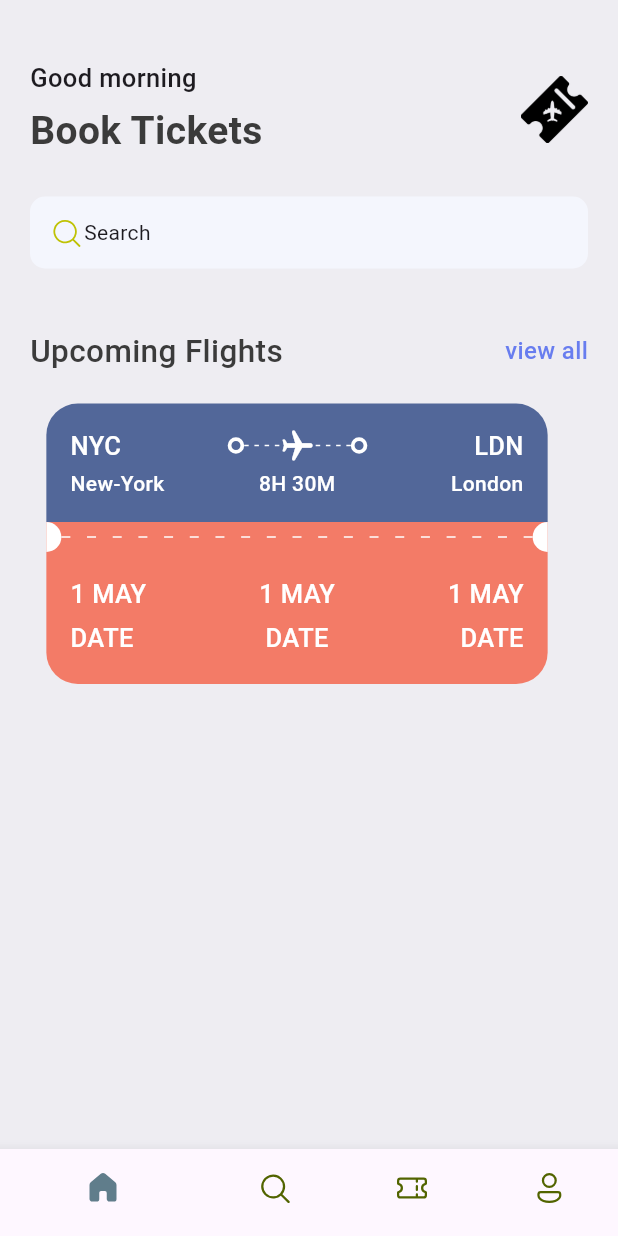
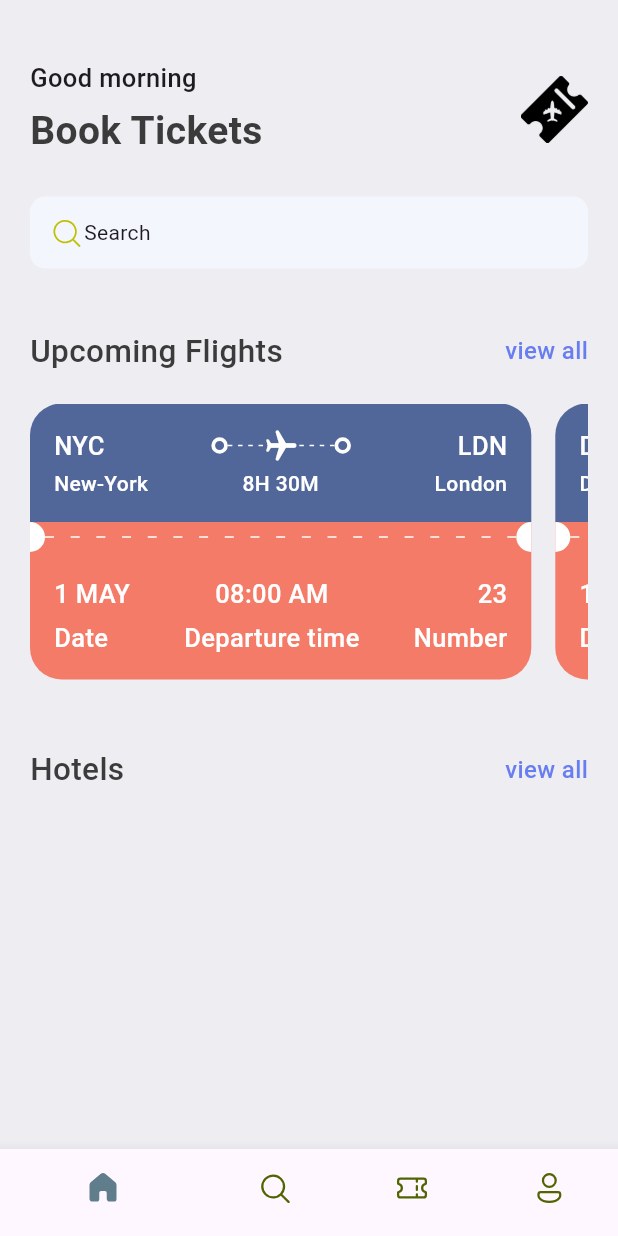
Before and after one commit to KADDOURISAAD/Tickets_app, a Flutter app: the screen it shows after launch, on a phone screen of 412 x 824 dp. Run offline on Flutter 3.47's test engine with Material 3 defaults, Android fonts, the phone set to English and light mode, and no system bars; our stand-ins replace fluentui_system_icons.

Commit message:
inistial commit

```diff
--- a/lib/base/res/styles/app_styles.dart
+++ b/lib/base/res/styles/app_styles.dart
@@ -16,6 +16,7 @@ class AppStyles {
   static TextStyle headlineStyle3 = const TextStyle(
     fontSize: 17,
     fontWeight: FontWeight.w500,
+
   );
   static TextStyle headlineStyle2 = TextStyle(
     fontSize: 21,
@@ -25,5 +26,6 @@ class AppStyles {
   static TextStyle headlineStyle4 = const TextStyle(
     fontSize: 14,
     fontWeight: FontWeight.w500,
+
   );
 }
--- /dev/null
+++ b/lib/base/utils/app_json.dart
@@ -0,0 +1,226 @@
+List<Map<String, dynamic>> ticketList = [
+  {
+    'from': {
+      'code': "NYC",
+      'name': "New-York"
+    },
+    'to': {
+      'code': "LDN",
+      'name': "London"
+    },
+    'flying_time': '8H 30M',
+    'date': "1 MAY",
+    'departure_time': "08:00 AM",
+    "number": 23
+  },
+  {
+    'from': {
+      'code': "DK",
+      'name': "Dhaka"
+    },
+    'to': {
+      'code': "SH",
+      'name': "Shanghai"
+    },
+    'flying_time': '4H 20M',
+    'date': "10 MAY",
+    'departure_time': "09:00 AM",
+    "number": 45
+  },
+  {
+    'from': {
+      'code': "SYD",
+      'name': "Sydney"
+    },
+    'to': {
+      'code': "MEL",
+      'name': "Melbourne"
+    },
+    'flying_time': '1H 25M',
+    'date': "20 MAY",
+    'departure_time': "02:00 PM",
+    "number": 89
+  },
+  {
+    'from': {
+      'code': "DEL",
+      'name': "Delhi"
+    },
+    'to': {
+      'code': "BOM",
+      'name': "Mumbai"
+    },
+    'flying_time': '2H 15M',
+    'date': "25 MAY",
+    'departure_time': "07:00 AM",
+    "number": 12
+  },
+  {
+    'from': {
+      'code': "PAR",
+      'name': "Paris"
+    },
+    'to': {
+      'code': "BER",
+      'name': "Berlin"
+    },
+    'flying_time': '1H 50M',
+    'date': "30 MAY",
+    'departure_time': "05:30 PM",
+    "number": 55
+  },
+  {
+    'from': {
+      'code': "JNB",
+      'name': "Johannesburg"
+    },
+    'to': {
+      'code': "CPT",
+      'name': "Cape Town"
+    },
+    'flying_time': '2H 00M',
+    'date': "5 JUN",
+    'departure_time': "09:45 AM",
+    "number": 78
+  },
+  {
+    'from': {
+      'code': "SIN",
+      'name': "Singapore"
+    },
+    'to': {
+      'code': "HK",
+      'name': "Hong Kong"
+    },
+    'flying_time': '3H 45M',
+    'date': "10 JUN",
+    'departure_time': "06:00 PM",
+    "number": 32
+  },
+  {
+    'from': {
+      'code': "NYC",
+      'name': "New-York"
+    },
+    'to': {
+      'code': "AMS",
+      'name': "Amsterdam"
+    },
+    'flying_time': '7H 15M',
+    'date': "12 JUN",
+    'departure_time': "11:00 AM",
+    "number": 77
+  },
+  {
+    'from': {
+      'code': "RIO",
+      'name': "Rio de Janeiro"
+    },
+    'to': {
+      'code': "SCL",
+      'name': "Santiago"
+    },
+    'flying_time': '4H 10M',
+    'date': "18 JUN",
+    'departure_time': "08:30 AM",
+    "number": 84
+  },
+  {
+    'from': {
+      'code': "BKK",
+      'name': "Bangkok"
+    },
+    'to': {
+      'code': "SGN",
+      'name': "Ho Chi"
+    },
+    'flying_time': '1H 25M',
+    'date': "25 JUN",
+    'departure_time': "03:00 PM",
+    "number": 90
+  },
+  {
+    'from': {
+      'code': "ROM",
+      'name': "Rome"
+    },
+    'to': {
+      'code': "ATH",
+      'name': "Athens"
+    },
+    'flying_time': '2H 10M',
+    'date': "28 JUN",
+    'departure_time': "09:00 AM",
+    "number": 31
+  },
+  {
+    'from': {
+      'code': "MEX",
+      'name': "Mexico"
+    },
+    'to': {
+      'code': "LIM",
+      'name': "Lima"
+    },
+    'flying_time': '5H 30M',
+    'date': "3 JUL",
+    'departure_time': "07:00 PM",
+    "number": 47
+  },
+  {
+    'from': {
+      'code': "IST",
+      'name': "Istanbul"
+    },
+    'to': {
+      'code': "CAI",
+      'name': "Cairo"
+    },
+    'flying_time': '2H 45M',
+    'date': "8 JUL",
+    'departure_time': "11:00 AM",
+    "number": 64
+  },
+  {
+    'from': {
+      'code': "BOM",
+      'name': "Mumbai"
+    },
+    'to': {
+      'code': "DXB",
+      'name': "Dubai"
+    },
+    'flying_time': '3H 10M',
+    'date': "12 JUL",
+    'departure_time': "05:30 AM",
+    "number": 96
+  },
+  {
+    'from': {
+      'code': "TOR",
+      'name': "Toronto"
+    },
+    'to': {
+      'code': "MIA",
+      'name': "Miami"
+    },
+    'flying_time': '3H 35M',
+    'date': "16 JUL",
+    'departure_time': "01:00 PM",
+    "number": 22
+  },
+  {
+    'from': {
+      'code': "ZRH",
+      'name': "Zurich"
+    },
+    'to': {
+      'code': "FCO",
+      'name': "Rome"
+    },
+    'flying_time': '1H 35M',
+    'date': "22 JUL",
+    'departure_time': "09:15 AM",
+    "number": 19
+  }
+];
--- a/lib/base/widgets/app_double_text.dart
+++ b/lib/base/widgets/app_double_text.dart
@@ -1,10 +1,12 @@
 import 'package:flutter/material.dart';
 import 'package:ticket_app/base/res/styles/app_styles.dart';
+import 'package:ticket_app/screens/all_tickets.dart';
 
 class AppDoubleText extends StatelessWidget {
-  const AppDoubleText({super.key, required this.bigText, required this.smallText});
+  const AppDoubleText({super.key, required this.bigText, required this.smallText, required this.func});
   final String bigText;
   final String smallText;
+  final VoidCallback func;
 
   @override
   Widget build(BuildContext context) {
@@ -13,7 +15,7 @@ class AppDoubleText extends StatelessWidget {
       children: [
         Text(bigText, style:AppStyles.headlineStyle2,),
         InkWell(
-          onTap:(){} ,
+          onTap: func,
           child: Text(smallText, style:AppStyles.textStyle.copyWith(
             color: AppStyles.primaryColor,
           ),),
--- a/lib/base/widgets/text_style_fourth.dart
+++ b/lib/base/widgets/text_style_fourth.dart
@@ -11,6 +11,7 @@ class TextStyleFourth extends StatelessWidget {
   Widget build(BuildContext context) {
     return  Text(
       text,
+
       textAlign: align,
       style: AppStyles.headlineStyle4.copyWith(
         color: Colors.white,
--- a/lib/base/widgets/ticket_view.dart
+++ b/lib/base/widgets/ticket_view.dart
@@ -8,7 +8,9 @@ import 'package:ticket_app/base/widgets/text_style_fourth.dart';
 import 'package:ticket_app/base/widgets/text_style_third.dart';
 
 class TicketView extends StatelessWidget {
-  const TicketView({super.key});
+  final Map<String,dynamic> ticket;
+  final bool wholeScreen;
+  const TicketView({super.key, required this.ticket,  this.wholeScreen=false});
 
   @override
   Widget build(BuildContext context) {
@@ -17,7 +19,7 @@ class TicketView extends StatelessWidget {
       width: size.width * 0.85,
       height: 189,
       child: Container(
-        margin: const EdgeInsets.only(right: 16),
+        margin:  EdgeInsets.only(right: wholeScreen==true?0:16 ),
         child: Column(
           children: [
             // Blue Part of th ticketr
@@ -34,9 +36,10 @@ class TicketView extends StatelessWidget {
                   // Show departure and destination with icons first line
                   Row(
                     children: [
-                      const TextStyleThird(
-                        text: "NYC",
+                       TextStyleThird(
+                        text: ticket["from"]["code"],
                       ),
+                      // ticket Icon
                       Expanded(
                         child: Container(),
                       ),
@@ -66,8 +69,8 @@ class TicketView extends StatelessWidget {
                       Expanded(
                         child: Container(),
                       ),
-                      const TextStyleThird(
-                        text: "LDN",
+                       TextStyleThird(
+                        text: ticket["to"]["code"],
                       ),
                     ],
                   ),
@@ -77,25 +80,25 @@ class TicketView extends StatelessWidget {
                   // Show departure and destination names with time
                   Row(
                     children: [
-                      const SizedBox(
+                       SizedBox(
                         width: 100,
                         child: TextStyleFourth(
-                          text: "New-York",
+                          text: ticket["from"]["name"],
                         ),
                       ),
                       Expanded(
                         child: Container(),
                       ),
-                      const TextStyleFourth(
-                        text: "8H 30M",
+                        TextStyleFourth(
+                        text: ticket["flying_time"],
                       ),
                       Expanded(
                         child: Container(),
                       ),
-                      const SizedBox(
+                       SizedBox(
                         width: 100,
                         child: TextStyleFourth(
-                          text: "London",
+                          text: ticket["to"]["name"],
                           align: TextAlign.end,
                         ),
                       ),
@@ -132,67 +135,18 @@ class TicketView extends StatelessWidget {
                     bottomRight: Radius.circular(21),
                     bottomLeft: Radius.circular(21)),
               ),
-              child: const Column(
+              child:  Column(
                 children: [
                   // Show departure and destination with icons first line
+                  // Show departure and destination names with time
                   Row(
                     mainAxisAlignment: MainAxisAlignment.spaceBetween,
                     children: [
-                      AppColumnTextLayout(alignment: CrossAxisAlignment.start,topText: "1 MAY",bottomText: "DATE",),
-                      AppColumnTextLayout(alignment: CrossAxisAlignment.center,topText: "1 MAY",bottomText: "DATE",),
-                      AppColumnTextLayout(alignment: CrossAxisAlignment.end,topText: "1 MAY",bottomText: "DATE",),
-                     /* Expanded(
-                        child: Container(),
-                      ),
-                      Text(
-                        "08:00 AM",
-                        style: AppStyles.headlineStyle3.copyWith(
-                          color: Colors.white,
-                        ),
-                      ),
-                      Expanded(
-                        child: Container(),
-                      ),
-                      Text(
-                        "23",
-                        style: AppStyles.headlineStyle3.copyWith(
-                          color: Colors.white,
-                        ),
-                      ),*/
+                      AppColumnTextLayout(alignment: CrossAxisAlignment.start,topText: ticket["date"],bottomText: "Date",),
+                      AppColumnTextLayout(alignment: CrossAxisAlignment.center,topText: ticket["departure_time"],bottomText: "Departure time",),
+                      AppColumnTextLayout(alignment: CrossAxisAlignment.end,topText: ticket["number"].toString(),bottomText: "Number",),
                     ],
                   ),
-                  SizedBox(
-                    height: 3,
-                  ),
-                  // Show departure and destination names with time
-                  /*Row(
-                    children: [
-                      Text(
-                        "Date",
-                        style: AppStyles.headlineStyle3.copyWith(
-                          color: Colors.white,
-                        ),
-                      ),
-                      Expanded(
-                        child: Container(),
-                      ),
-                      Text(
-                        "Departure time",
-                        style: AppStyles.headlineStyle3.copyWith(
-                          color: Colors.white,
-                        ),
-                      ),
-                      Expanded(
-                        child: Container(),
-                      ),
-                      Text(
-                        "Number",
-                        style: AppStyles.headlineStyle3.copyWith(
-                          color: Colors.white,
-                        ),
-                      ),
-                    ],
-                  ),*/
                 ],
               ),
             ),
--- a/lib/main.dart
+++ b/lib/main.dart
@@ -1,4 +1,5 @@
 import 'package:flutter/material.dart';
+import 'package:ticket_app/screens/all_tickets.dart';
 
 import 'base/bottom_nav_bar.dart';
 
@@ -11,9 +12,12 @@ class MyApp extends StatelessWidget {
 
   @override
   Widget build(BuildContext context) {
-    return MaterialApp(
+    return   MaterialApp(
       debugShowCheckedModeBanner: false,
-      home: BottomNavBar(),
+      routes: {
+        "/": (context) => const BottomNavBar(),
+        "/all_tickets" : (context) => const AllTickets(),
+      },
     );
   }
 }
--- /dev/null
+++ b/lib/screens/all_tickets.dart
@@ -0,0 +1,30 @@
+import 'package:flutter/material.dart';
+
+import '../base/utils/app_json.dart';
+import '../base/widgets/ticket_view.dart';
+
+class AllTickets extends StatelessWidget {
+  const AllTickets({super.key});
+
+  @override
+  Widget build(BuildContext context) {
+    return Scaffold(
+      appBar: AppBar(
+        title: const Text("All tickets"),
+      ),
+      body: ListView(
+        children: [
+          SingleChildScrollView(
+            child: Column(
+              children: ticketList
+                  .map((singleTicket) => Container(
+                      margin: const EdgeInsets.only(bottom: 20),
+                      child: TicketView(ticket: singleTicket, wholeScreen: true,)))
+                  .toList(),
+            ),
+          )
+        ],
+      ),
+    );
+  }
+}
--- a/lib/screens/home_screen.dart
+++ b/lib/screens/home_screen.dart
@@ -6,6 +6,8 @@ import 'package:ticket_app/base/res/media.dart';
 import 'package:ticket_app/base/res/styles/app_styles.dart';
 import 'package:ticket_app/base/widgets/app_double_text.dart';
 import 'package:ticket_app/base/widgets/ticket_view.dart';
+
+import '../base/utils/app_json.dart';
 
 class HomeScreen extends StatelessWidget {
   const HomeScreen({super.key});
@@ -52,7 +54,7 @@ class HomeScreen extends StatelessWidget {
                       height: 45,
                       decoration: BoxDecoration(
                         borderRadius: BorderRadius.circular(10),
-                        image: DecorationImage(
+                        image: const DecorationImage(
                           image: AssetImage(AppMedia.logo),
                         ),
                       ),
@@ -69,7 +71,7 @@ class HomeScreen extends StatelessWidget {
                     borderRadius: BorderRadius.circular(10),
                     color: const Color(0xFFF4F6FD),
                   ),
-                  child: Row(
+                  child: const Row(
                     children: [
                       Icon(FluentIcons.search_20_regular,
                           color: Color(0xFFBFC205)),
@@ -80,14 +82,30 @@ class HomeScreen extends StatelessWidget {
                 const SizedBox(
                   height: 40,
                 ),
-                AppDoubleText(
+                 AppDoubleText(
                   bigText: "Upcoming Flights",
                   smallText: "view all",
+                  func: () => Navigator.pushNamed(context, "/all_tickets") ,
                 ),
                 const SizedBox(
                   height: 20,
                 ),
-                TicketView(),
+                SingleChildScrollView(
+                  scrollDirection: Axis.horizontal,
+
+                    child: Row(
+                      children: ticketList.take(2).map((singleTicket) => TicketView(ticket:singleTicket)
+                      ).toList(),
+                    ),
+                ),
+                const SizedBox(
+                  height: 40,
+                ),
+                 AppDoubleText(
+                  bigText: "Hotels",
+                  smallText: "view all",
+                   func: () {} ,
+                ),
               ],
             ),
           ),
```
